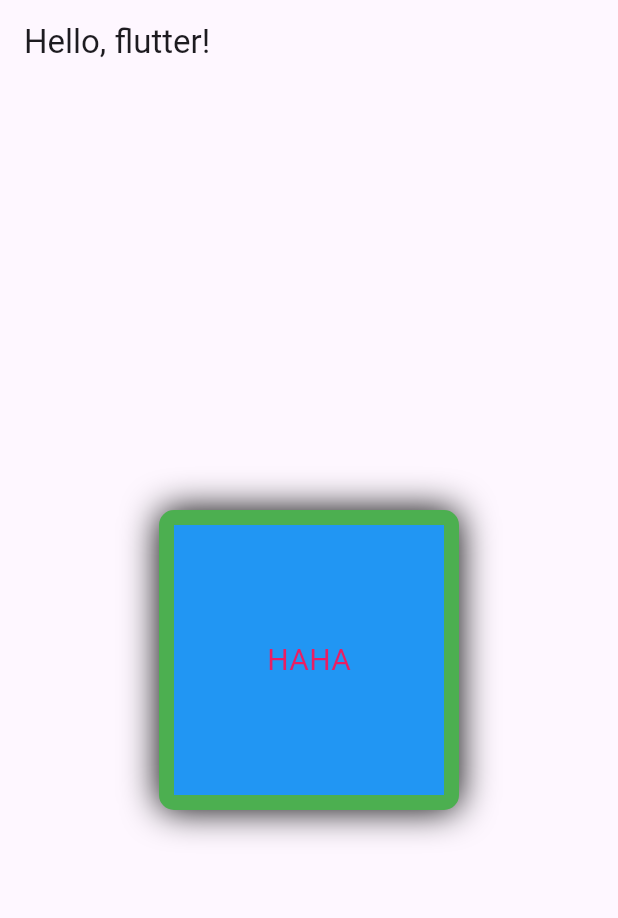
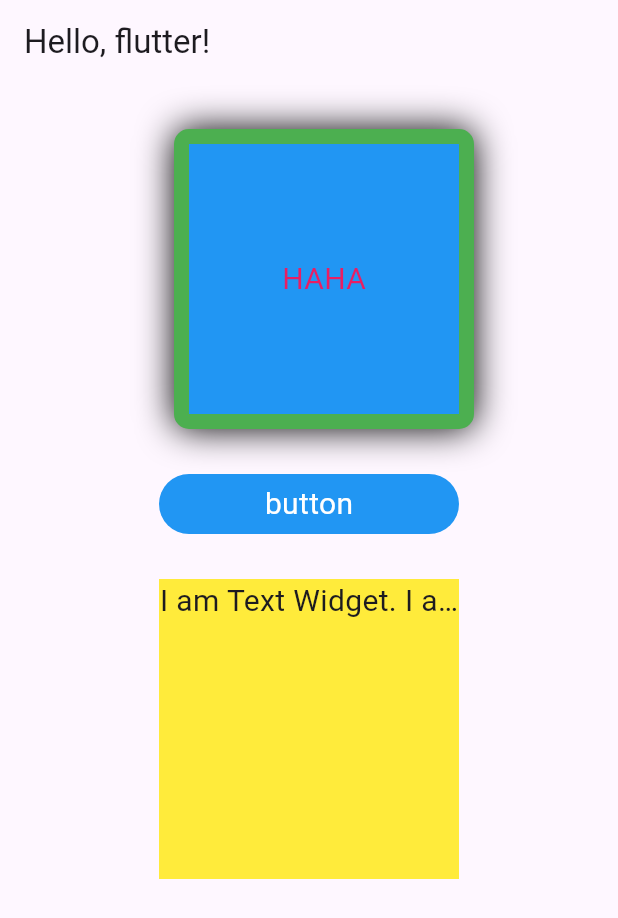
Before and after one commit to gaoyanshuo/flutterMac, a Flutter app: the screen it shows after launch, on a phone screen of 412 x 824 dp. Shown: the top 918 px of the screen. Run offline on Flutter 3.47's test engine with Material 3 defaults, Android fonts, the phone set to English and light mode, and no system bars.

Commit message:
Container Text

```diff
--- a/lib/main.dart
+++ b/lib/main.dart
@@ -6,7 +6,9 @@ void main(List<String> args) {
         appBar: AppBar(
           title: const Text('Hello, flutter!'),
         ),
-        body: const MyApp()),
+        body: const Column(
+          children: [MyApp(), MyButton(), MyText()],
+        )),
   ));
 }
 
@@ -18,8 +20,10 @@ class MyApp extends StatelessWidget {
     return Center(
       child: Container(
         alignment: Alignment.center, // 控制container内， 元素的方位
+        margin: const EdgeInsets.fromLTRB(0, 30, 0, 0),
         height: 200,
         width: 200,
+        transform: Matrix4.translationValues(10, 0, 0),
         decoration: BoxDecoration(
             color: Colors.blue,
             border: Border.all(color: Colors.green, width: 10),
@@ -33,3 +37,43 @@ class MyApp extends StatelessWidget {
     );
   }
 }
+
+class MyButton extends StatelessWidget {
+  const MyButton({super.key});
+
+  @override
+  Widget build(BuildContext context) {
+    return Container(
+      width: 200,
+      height: 40,
+      alignment: Alignment.center,
+      margin: const EdgeInsets.all(30),
+      decoration: BoxDecoration(
+          color: Colors.blue, borderRadius: BorderRadius.circular(30)),
+      child: const Text(
+        'button',
+        style: TextStyle(color: Colors.white, fontSize: 20),
+      ),
+    );
+  }
+}
+
+class MyText extends StatelessWidget {
+  const MyText({super.key});
+
+  @override
+  Widget build(BuildContext context) {
+    return Container(
+      width: 200,
+      height: 200,
+      decoration: const BoxDecoration(color: Colors.yellow),
+      child: const Text(
+        'I am Text Widget. I am Text Widget.',
+        textAlign: TextAlign.center,
+        overflow: TextOverflow.ellipsis, // ...
+        maxLines: 1,
+        style: TextStyle(fontSize: 20),
+      ),
+    );
+  }
+}
```
